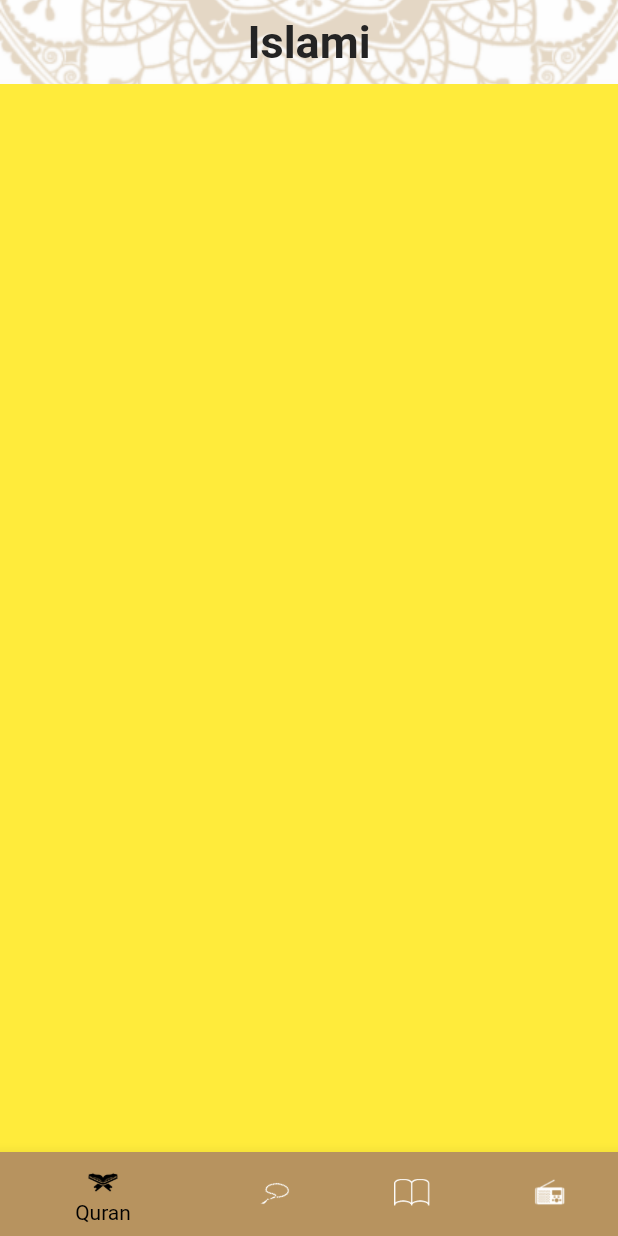
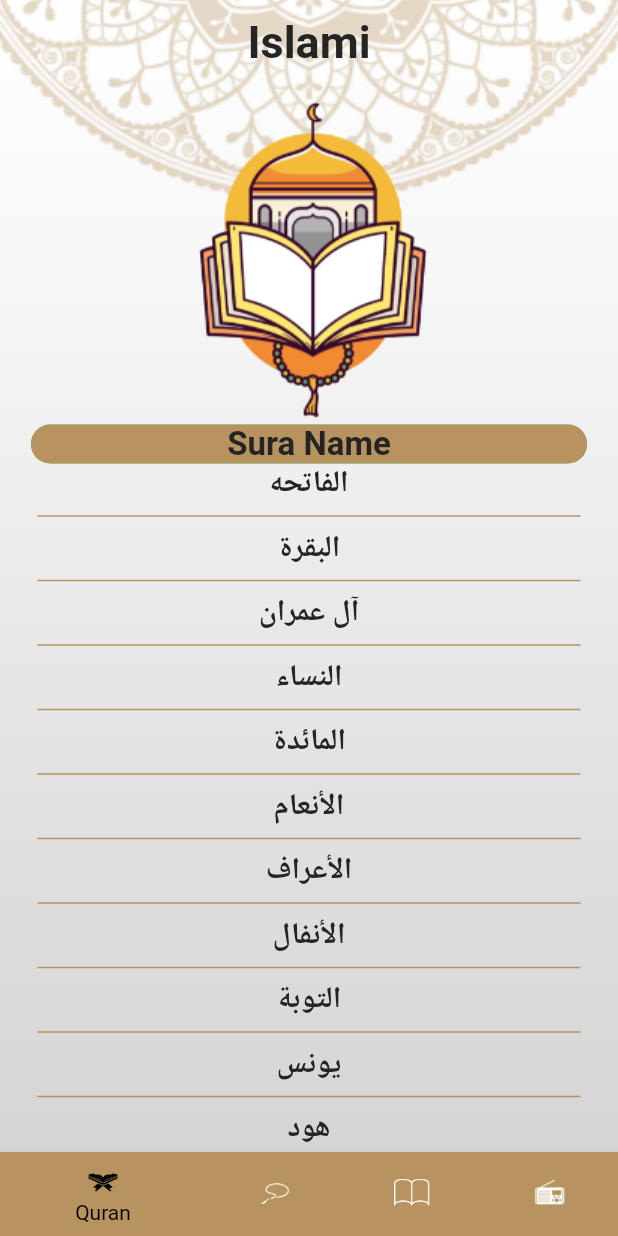
Before and after one commit to moustafaghonimi/Islami-App, a Flutter app: the screen it shows after launch, on a phone screen of 412 x 824 dp. Run offline on Flutter 3.47's test engine with Material 2 defaults, Android fonts, the phone set to English and light mode, and no system bars.

Commit message:
add new steap in home screen

```diff
--- a/lib/home/homeScreen.dart
+++ b/lib/home/homeScreen.dart
@@ -40,7 +40,7 @@ class _HomeScreenState extends State<HomeScreen> {
             currentIndex: currentIndex,
             items: [
               bottomBar('assets/images/quran.png', 'Quran'),
-              bottomBar('assets/images/sebha.png', 'Sebha'),
+               bottomBar('assets/images/sebha.png', 'Sebha'),
               bottomBar('assets/images/ahades.png', 'Ahades'),
               bottomBar('assets/images/radio.png', 'Radio'),
             ],
--- /dev/null
+++ b/lib/home/sura_name.dart
@@ -0,0 +1,23 @@
+
+import 'package:flutter/material.dart';
+import 'package:islami_app/home/sura_details.dart';
+
+class SuraName extends StatelessWidget {
+  String suraName;
+  SuraName(this.suraName);
+
+  @override
+  Widget build(BuildContext context) {
+    return InkWell(
+      onTap: () {
+         Navigator.pushNamed(context, SuraDetiles.routeName,
+         arguments: SuraDetailArgs(suraName));
+      },
+      child: Center(
+        child: Text(suraName,style: Theme.of(context).textTheme.headline1?.copyWith(
+          fontSize: 20
+        ),),
+      ),
+    );
+  }
+}
--- a/lib/home/tabs/quranScreen.dart
+++ b/lib/home/tabs/quranScreen.dart
@@ -1,12 +1,60 @@
 import 'package:flutter/material.dart';
 
+import '../../my_them.dart';
+import '../sura_name.dart';
+
 class QuranScreen extends StatelessWidget {
-  const QuranScreen({Key? key}) : super(key: key);
+  List<String>SuraNames=["الفاتحه","البقرة","آل عمران","النساء","المائدة","الأنعام","الأعراف","الأنفال","التوبة","يونس","هود"
+    ,"يوسف","الرعد","إبراهيم","الحجر","النحل","الإسراء","الكهف","مريم","طه","الأنبياء","الحج","المؤمنون"
+    ,"النّور","الفرقان","الشعراء","النّمل","القصص","العنكبوت","الرّوم","لقمان","السجدة","الأحزاب","سبأ"
+    ,"فاطر","يس","الصافات","ص","الزمر","غافر","فصّلت","الشورى","الزخرف","الدّخان","الجاثية","الأحقاف"
+    ,"محمد","الفتح","الحجرات","ق","الذاريات","الطور","النجم","القمر","الرحمن","الواقعة","الحديد","المجادلة"
+    ,"الحشر","الممتحنة","الصف","الجمعة","المنافقون","التغابن","الطلاق","التحريم","الملك","القلم","الحاقة","المعارج"
+    ,"نوح","الجن","المزّمّل","المدّثر","القيامة","الإنسان","المرسلات","النبأ","النازعات","عبس","التكوير","الإنفطار"
+    ,"المطفّفين","الإنشقاق","البروج","الطارق","الأعلى","الغاشية","الفجر","البلد","الشمس","الليل","الضحى","الشرح"
+    ,"التين","العلق","القدر","البينة","الزلزلة","العاديات","القارعة","التكاثر","العصر",
+    "الهمزة","الفيل","قريش","الماعون","الكوثر","الكافرون","النصر","المسد","الإخلاص","الفلق","الناس"];
 
   @override
   Widget build(BuildContext context) {
-    return Container(
-      color: Colors.yellow,
+    return Column(
+      children: [
+        Image.asset('assets/images/quran_bg_image.png'),
+        Center(
+          child: Container(
+            width: MediaQuery.of(context).size.width*0.90,
+            decoration: BoxDecoration(
+                color: Colors.green,
+                borderRadius: BorderRadius.circular(35)
+              //more than 50% of width makes circle
+            ),
+            clipBehavior: Clip.antiAlias,
+            child: Container (
+              color: MyThemeData.colorGold,
+              width: MediaQuery.of(context).size.width*0.90,
+              child: Text('Sura Name',style: Theme.of(context).textTheme.headline1?.copyWith(
+                fontSize: 22,
+                color: MyThemeData.colorBlack,
+              ),textAlign: TextAlign.center),
+            ),
+          ),
+        ),
+        Expanded(
+          child: ListView.separated(itemBuilder: (context, index) {
+            return SuraName(SuraNames[index]);
+          },
+              separatorBuilder:(context, index) {
+                return Divider(
+                  color: MyThemeData.colorGold,
+                  thickness: 1,
+                  indent: 25,
+                  endIndent: 25,
+                );
+              },
+
+              itemCount: SuraNames.length),
+        )
+      ],
     );
   }
 }
--- a/lib/main.dart
+++ b/lib/main.dart
@@ -2,8 +2,7 @@ import 'package:flutter/material.dart';
 import 'package:islami_app/my_them.dart';
 
 import 'home/homeScreen.dart';
-
-
+import 'home/sura_details.dart';
 
 void main() {
   runApp(
@@ -12,6 +11,7 @@ void main() {
       initialRoute: HomeScreen.routeName,
       routes: {
         HomeScreen.routeName: (c) => HomeScreen(),
+        SuraDetiles.routeName: (c) => SuraDetiles(),
       },
       theme: MyThemeData.lightTheme,
       darkTheme: MyThemeData.darkTheme,
--- a/lib/my_them.dart
+++ b/lib/my_them.dart
@@ -1,11 +1,15 @@
 import 'package:flutter/material.dart';
 
 class MyThemeData {
-  static const Color colorBlask = Color.fromRGBO(36, 36, 36, 1.0);
+  static const Color colorBlack = Color.fromRGBO(36, 36, 36, 1.0);
   static const Color colorGold = Color.fromRGBO(183, 147, 95, 1.0);
   static ThemeData lightTheme = ThemeData(
       scaffoldBackgroundColor: Colors.transparent,
       appBarTheme: AppBarTheme(
+        iconTheme: IconThemeData(
+          color: Colors.black,
+
+        ),
         backgroundColor: Colors.transparent,
         elevation: 0,
       ),
@@ -20,7 +24,7 @@ class MyThemeData {
           headline1: TextStyle(
         fontSize: 30,
         fontWeight: FontWeight.bold,
-        color: colorBlask,
+        color: colorBlack,
       )));
   static ThemeData darkTheme = ThemeData(
       scaffoldBackgroundColor: Colors.transparent,
```
Also changed, not shown: assets/files/suras names .txt (added, +10 -0 lines), lib/home/sura_details.dart (added, +31 -0 lines), assets/images/2.0x/quran_bg_image@2x.png (added), assets/images/2.0x/sebha_head@2x.png (added), assets/images/2.0x/sebha_logo@2x.png (added), assets/images/3.0x/quran_bg_image@3x.png (added), assets/images/3.0x/sebha_head@3x.png (added), assets/images/3.0x/sebha_logo@3x.png (added), assets/images/quran_bg_image.png (added), assets/images/sebha_head.png (added), assets/images/sebha_logo.png (added).
